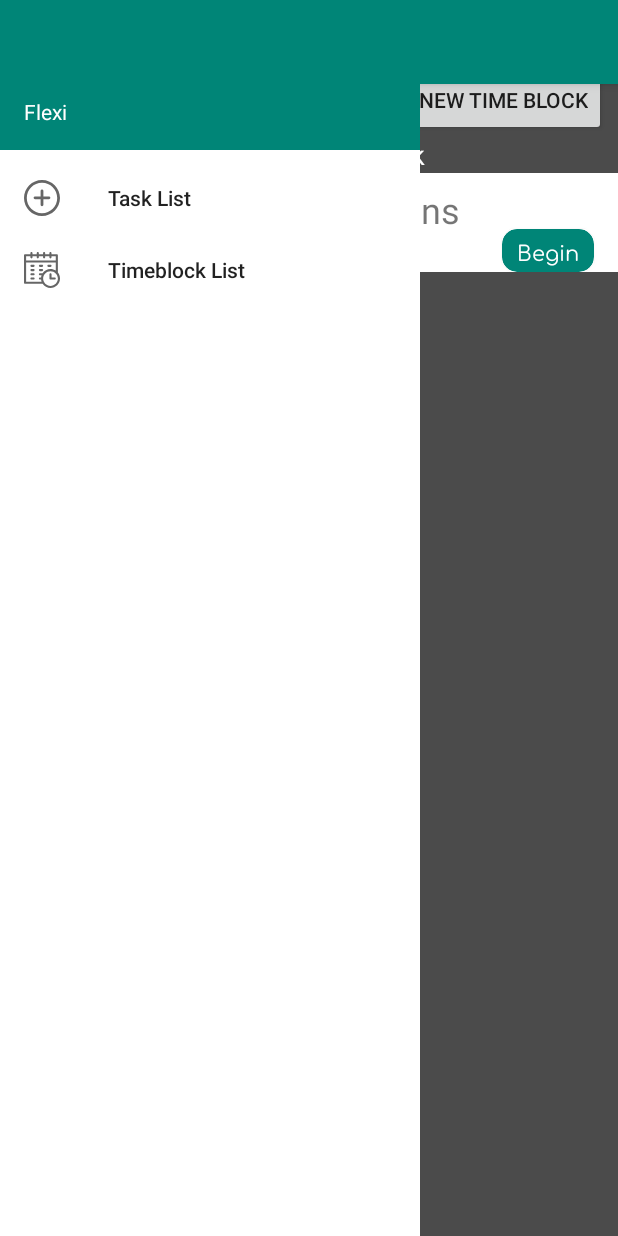
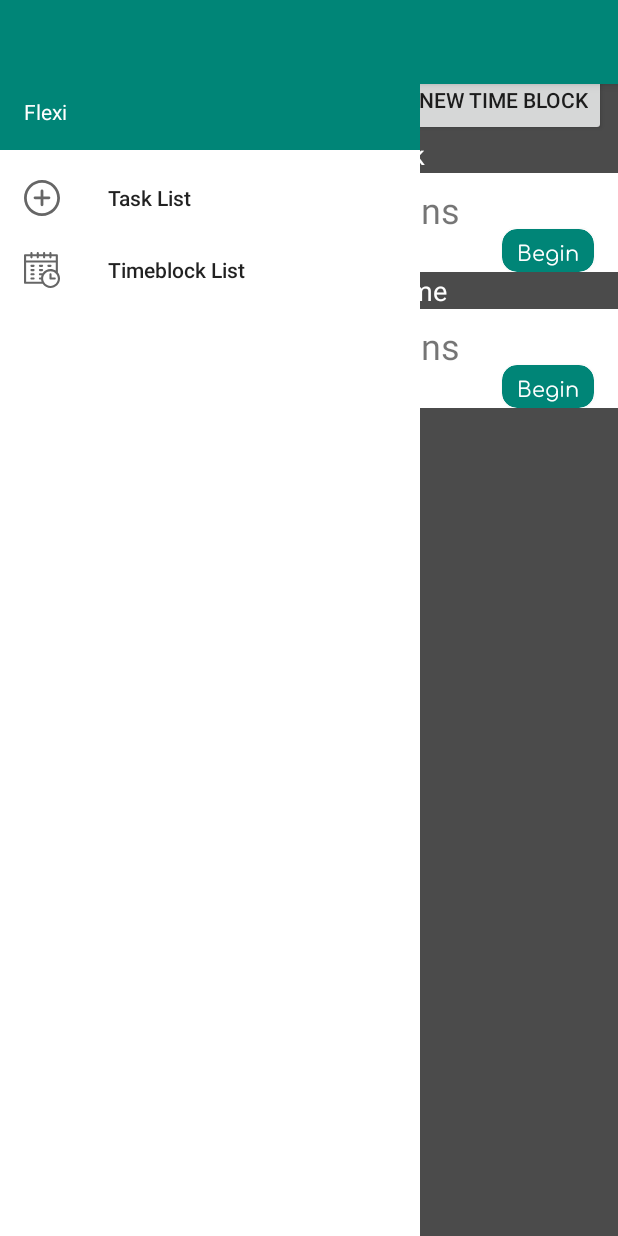
Before and after one commit to savardaaj/Flexis, an Android app: the layout drawer_layout.xml on its own in the app's theme, with its tools: preview values and no code run, on a phone screen of 412 x 824 dp. Run offline under Robolectric (Android 15) with nearby library versions, the phone set to English and light mode, and no system bars; plain views replace DrawerLayout.

Commit message:
added update function to objectives and next time block area

```diff
--- a/app/src/main/res/layout/activity_main.xml
+++ b/app/src/main/res/layout/activity_main.xml
@@ -9,69 +9,6 @@
     android:layout_height="match_parent"
     android:background="@color/colorPrimaryDark"
     tools:context=".MainActivity">
-
-
-
-    <TextView
-        android:id="@+id/tv_main_today"
-        android:layout_width="wrap_content"
-        android:layout_height="wrap_content"
-        android:layout_marginTop="12dp"
-        android:fontFamily="@font/comfortaa"
-        android:text="@string/today"
-        android:textColor="@android:color/white"
-        app:layout_constraintEnd_toEndOf="parent"
-        app:layout_constraintHorizontal_bias="0.329"
-        app:layout_constraintStart_toStartOf="parent"
-        app:layout_constraintTop_toTopOf="parent" />
-
-    <TextView
-        android:id="@+id/tv_main_todaydate"
-        android:layout_width="wrap_content"
-        android:layout_height="wrap_content"
-        android:layout_marginTop="12dp"
-        android:fontFamily="@font/comfortaa"
-        android:text=" January 21, 2019"
-        android:textColor="@android:color/white"
-        app:layout_constraintEnd_toEndOf="parent"
-        app:layout_constraintHorizontal_bias="0.0"
-        app:layout_constraintStart_toEndOf="@+id/tv_main_today"
-        app:layout_constraintTop_toTopOf="parent" />
-
-    <ScrollView
-        android:id="@+id/sv_main_container"
-        android:layout_width="match_parent"
-        android:layout_height="0dp"
-        app:layout_constraintBottom_toBottomOf="parent"
-        app:layout_constraintEnd_toEndOf="parent"
-        app:layout_constraintHorizontal_bias="1.0"
-        app:layout_constraintStart_toStartOf="parent"
-        app:layout_constraintTop_toBottomOf="@+id/btn_main_add_timeblock">
-
-        <LinearLayout
-            android:id="@+id/ll_main_current"
-            android:layout_width="match_parent"
-            android:layout_height="wrap_content"
-            android:background="@color/colorPrimaryDark"
-            android:orientation="vertical"
-            app:layout_constraintTop_toBottomOf="@+id/tv_main_today">
-
-            <TextView
-                android:id="@+id/tv_CurrentTimeBlock"
-                android:layout_width="match_parent"
-                android:layout_height="wrap_content"
-                android:text="Current Time Block"
-                android:textAlignment="center"
-                android:textColor="#FFFFFF"
-                android:textSize="18sp" />
-
-            <include
-                layout="@layout/objective_card_component"
-                android:layout_width="match_parent"
-                android:layout_height="wrap_content" />
-
-        </LinearLayout>
-    </ScrollView>
 
     <Button
         android:id="@+id/btn_main_add_timeblock"
@@ -109,4 +46,98 @@
         app:layout_constraintStart_toStartOf="parent"
         app:layout_constraintTop_toTopOf="parent" />
 
+    <TextView
+        android:id="@+id/tv_main_today"
+        android:layout_width="wrap_content"
+        android:layout_height="wrap_content"
+        android:layout_marginTop="12dp"
+        android:fontFamily="@font/comfortaa"
+        android:text="@string/today"
+        android:textColor="@android:color/white"
+        app:layout_constraintEnd_toEndOf="parent"
+        app:layout_constraintHorizontal_bias="0.329"
+        app:layout_constraintStart_toStartOf="parent"
+        app:layout_constraintTop_toTopOf="parent" />
+
+    <TextView
+        android:id="@+id/tv_main_todaydate"
+        android:layout_width="wrap_content"
+        android:layout_height="wrap_content"
+        android:layout_marginTop="12dp"
+        android:fontFamily="@font/comfortaa"
+        android:text=" January 21, 2019"
+        android:textColor="@android:color/white"
+        app:layout_constraintEnd_toEndOf="parent"
+        app:layout_constraintHorizontal_bias="0.0"
+        app:layout_constraintStart_toEndOf="@+id/tv_main_today"
+        app:layout_constraintTop_toTopOf="parent" />
+
+
+
+    <ScrollView
+        android:id="@+id/sv_main_container"
+        android:layout_width="match_parent"
+        android:layout_height="0dp"
+        app:layout_constraintBottom_toBottomOf="parent"
+        app:layout_constraintEnd_toEndOf="parent"
+        app:layout_constraintHorizontal_bias="1.0"
+        app:layout_constraintStart_toStartOf="parent"
+        app:layout_constraintTop_toBottomOf="@+id/btn_main_add_timeblock">
+
+        <LinearLayout
+            android:layout_width="match_parent"
+            android:layout_height="match_parent"
+            android:orientation="vertical">
+
+            <LinearLayout
+                android:id="@+id/ll_current"
+                android:layout_width="match_parent"
+                android:layout_height="wrap_content"
+                android:background="@color/colorPrimaryDark"
+                android:orientation="vertical"
+                app:layout_constraintTop_toBottomOf="@+id/tv_main_today">
+
+
+                <TextView
+                    android:id="@+id/tv_CurrentTimeBlock"
+                    android:layout_width="match_parent"
+                    android:layout_height="wrap_content"
+                    android:text="Current Time Block"
+                    android:textAlignment="center"
+                    android:textColor="#FFFFFF"
+                    android:textSize="18sp" />
+
+                <include
+                    layout="@layout/objective_card_component"
+                    android:layout_width="match_parent"
+                    android:layout_height="wrap_content" />
+
+            </LinearLayout>
+
+            <LinearLayout
+                android:id="@+id/ll_next"
+                android:layout_width="match_parent"
+                android:layout_height="wrap_content"
+                android:orientation="vertical">
+
+            <TextView
+                android:id="@+id/tv_NextTimeBlock"
+                android:layout_width="match_parent"
+                android:layout_height="wrap_content"
+                android:text="Next Time Block Name"
+                android:textAlignment="center"
+                android:textColor="#FFFFFF"
+                android:textSize="18sp" />
+
+            <include
+                layout="@layout/objective_card_component"
+                android:layout_width="match_parent"
+                android:layout_height="wrap_content" />
+
+            </LinearLayout>
+        </LinearLayout>
+    </ScrollView>
+
+
+
 </androidx.constraintlayout.widget.ConstraintLayout>
```
Also changed, not shown: app/src/main/java/com/asav/flexis/DatabaseHandler.java (+33 -0 lines), app/src/main/java/com/asav/flexis/MainActivity.java (+44 -1 lines), app/src/main/java/com/asav/flexis/ObjectivePage.java (+48 -5 lines).
